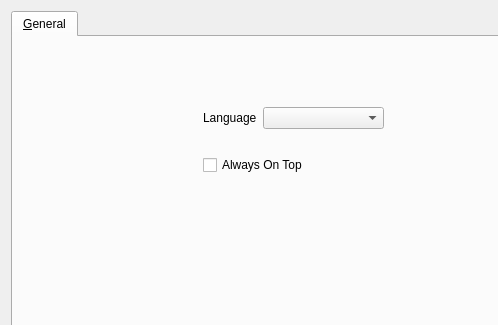
Old version of the form appconfigdialog.ui in the repository ty0x2333/TyLauncher; both pictures show x 0 to 498 and y 0 to 325 of the 662 by 414 pixel window.
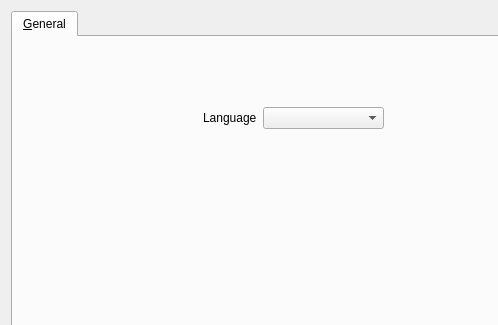
New version of the form.

Commit message: D AlwaysOnTop Config.

Diff of the .ui file:
```diff
--- a/appconfigdialog.ui
+++ b/appconfigdialog.ui
@@ -45,19 +45,6 @@
         </item>
        </layout>
       </widget>
-      <widget class="QCheckBox" name="checkBoxAlwaysOnTop">
-       <property name="geometry">
-        <rect>
-         <x>190</x>
-         <y>120</y>
-         <width>111</width>
-         <height>16</height>
-        </rect>
-       </property>
-       <property name="text">
-        <string>Always On Top</string>
-       </property>
-      </widget>
      </widget>
     </widget>
    </item>
```
The commit also changes 5 other files.
